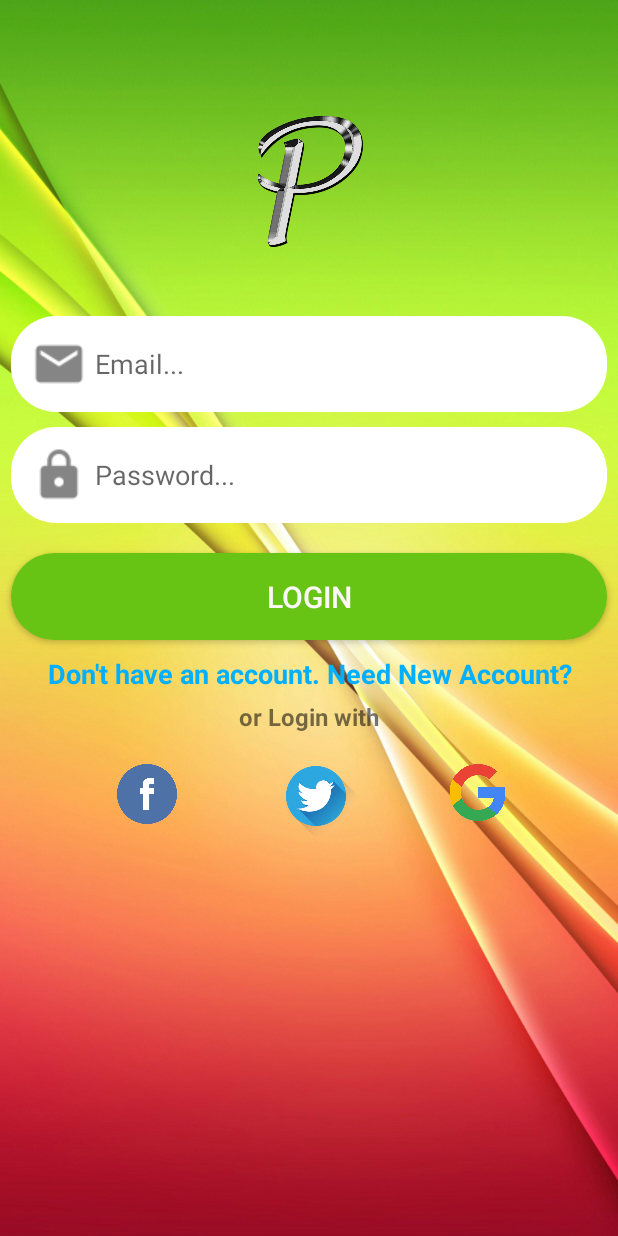
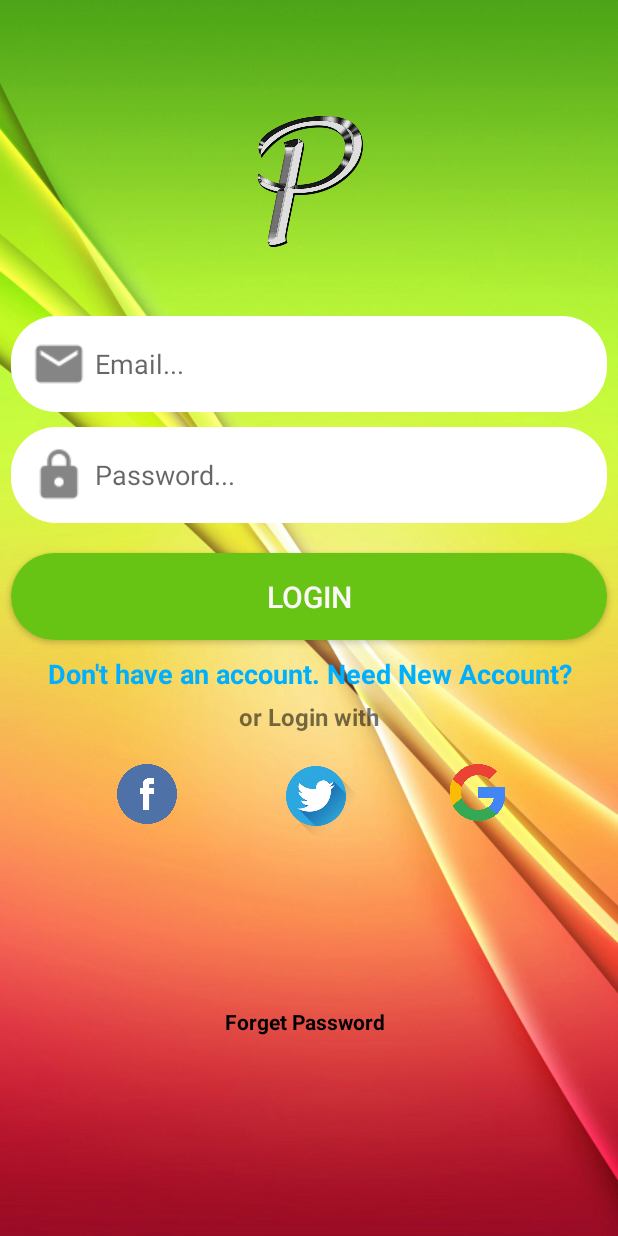
Before and after one commit to waqqas7/Trollify, an Android app: the screen it shows after launch (LoginActivity), on a phone screen of 412 x 824 dp. Run offline under Robolectric (Android 15) with nearby library versions, the phone set to English and light mode, and no system bars; our stand-ins replace Firebase (no records; nobody signed in at launch, a user with empty details on screens opened directly).

Commit message:
Aafaque commits video #44 & #45

```diff
--- a/app/src/main/AndroidManifest.xml
+++ b/app/src/main/AndroidManifest.xml
@@ -13,10 +13,12 @@
         android:roundIcon="@mipmap/ic_launcher_round"
         android:supportsRtl="true"
         android:theme="@style/AppTheme">
-        <activity android:name=".CommentsActivity"></activity>
+        <activity android:name=".ResetPasswordActivity"
+            android:parentActivityName=".MainActivity"></activity>
+        <activity android:name=".CommentsActivity" />
         <activity
             android:name=".FindFriendsActivity"
-            android:parentActivityName=".MainActivity"></activity>
+            android:parentActivityName=".MainActivity" />
         <activity android:name=".ProfileActivity" />
         <activity
             android:name=".SettingsActivity"
--- a/app/src/main/java/com/example/trollify/LoginActivity.java
+++ b/app/src/main/java/com/example/trollify/LoginActivity.java
@@ -33,7 +33,7 @@ public class  LoginActivity extends AppCompatActivity {
 
     private Button LoginButton;
     private EditText UserEmail, UserPassword;
-    private TextView NeedNewAccountLink;
+    private TextView NeedNewAccountLink, ForgetPasswordLink;
     private ImageView googleSignInButton;
     private FirebaseAuth mAuth;
     private ProgressDialog loadingBar;
@@ -54,6 +54,7 @@ public class  LoginActivity extends AppCompatActivity {
         UserEmail = (EditText) findViewById(R.id.login_email);
         UserPassword = (EditText) findViewById(R.id.login_password);
         LoginButton = (Button) findViewById(R.id.login_button);
+        ForgetPasswordLink = (TextView)findViewById(R.id.forget_password_link);
         loadingBar = new ProgressDialog(this);
         googleSignInButton = (ImageView) findViewById(R.id.google_signin_button);
         NeedNewAccountLink.setOnClickListener(new View.OnClickListener() {
@@ -63,11 +64,21 @@ public class  LoginActivity extends AppCompatActivity {
             }
         });
 
+
+
         LoginButton.setOnClickListener(new View.OnClickListener() {
             @Override
             public void onClick(View view)
             {
                 AllowingUserToLogin();
+            }
+        });
+
+        ForgetPasswordLink.setOnClickListener(new View.OnClickListener() {
+            @Override
+            public void onClick(View view)
+            {
+                startActivity(new Intent(LoginActivity.this, ResetPasswordActivity.class));
             }
         });
 
--- a/app/src/main/res/layout/activity_login.xml
+++ b/app/src/main/res/layout/activity_login.xml
@@ -120,4 +120,17 @@
 
     </LinearLayout>
 
+    <TextView
+        android:id="@+id/forget_password_link"
+        android:layout_width="match_parent"
+        android:layout_height="wrap_content"
+        android:layout_alignParentStart="true"
+        android:layout_alignParentBottom="true"
+        android:layout_marginStart="-5dp"
+        android:layout_marginBottom="133dp"
+        android:text="Forget Password"
+        android:textAlignment="center"
+        android:textColor="@android:color/black"
+        android:textStyle="bold" />
+
 </RelativeLayout>
```
Also changed, not shown: app/src/main/java/com/example/trollify/ResetPasswordActivity.java (added, +78 -0 lines), app/src/main/res/layout/activity_reset_password.xml (added, +60 -0 lines), 1 other file.
